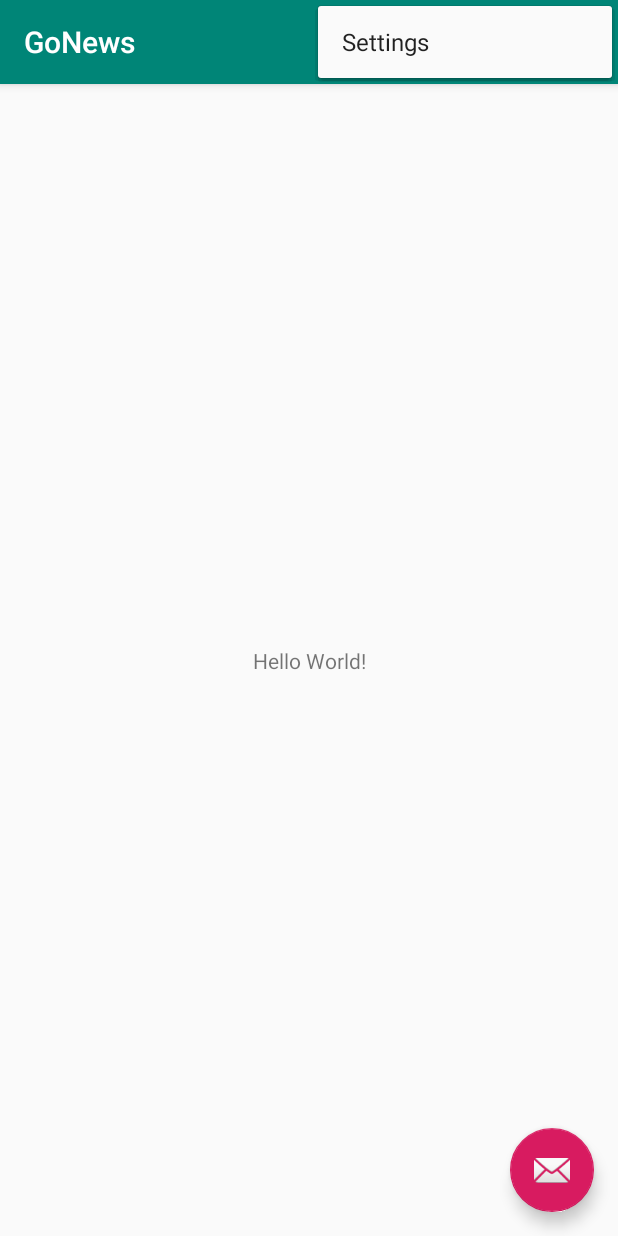
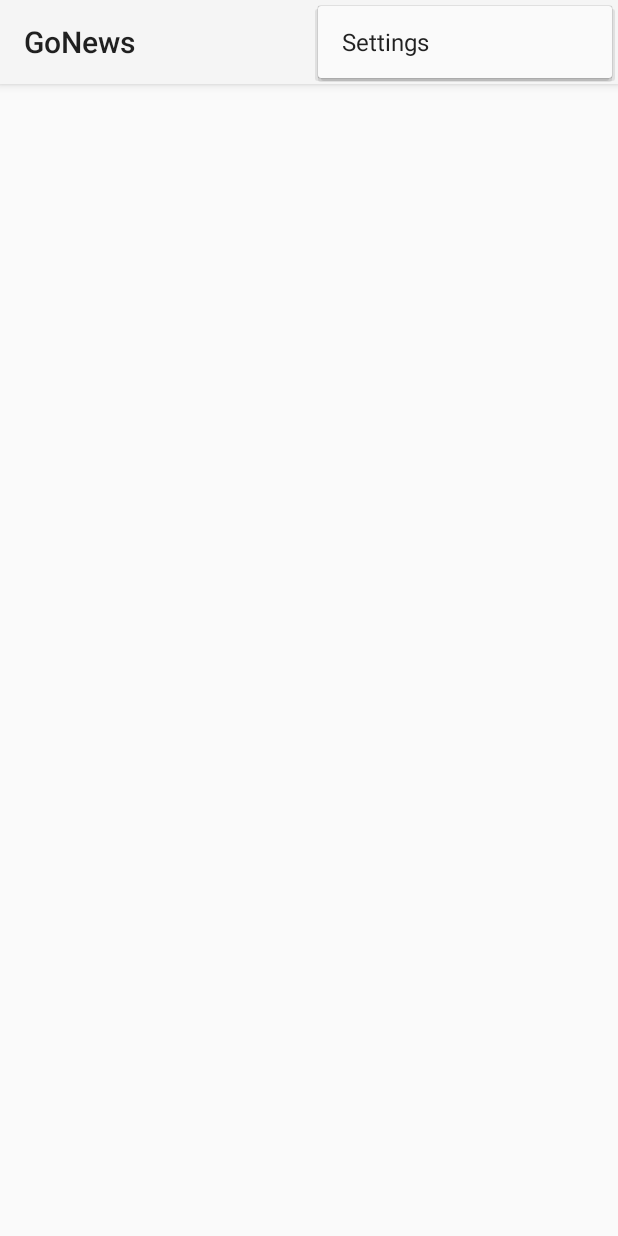
Before and after one commit to bchaitani/Go-News, an Android app: the screen it shows after launch (MainActivity), with the options menu open, on a phone screen of 412 x 824 dp. Run offline under Robolectric (Android 15) with nearby library versions, the light colour scheme and no system bars.

Commit message:
Project Setup and Theme setup

```diff
--- a/app/src/main/AndroidManifest.xml
+++ b/app/src/main/AndroidManifest.xml
@@ -1,5 +1,6 @@
 <?xml version="1.0" encoding="utf-8"?>
 <manifest xmlns:android="http://schemas.android.com/apk/res/android"
+    xmlns:tools="http://schemas.android.com/tools"
     package="com.bassel.gonews">
 
     <application
@@ -8,7 +9,9 @@
         android:label="@string/app_name"
         android:roundIcon="@mipmap/ic_launcher_round"
         android:supportsRtl="true"
-        android:theme="@style/AppTheme">
+        android:theme="@style/AppTheme"
+        tools:ignore="GoogleAppIndexingWarning">
+
         <activity
             android:name=".MainActivity"
             android:label="@string/app_name"
--- a/app/src/main/java/com/bassel/gonews/MainActivity.java
+++ b/app/src/main/java/com/bassel/gonews/MainActivity.java
@@ -18,14 +18,6 @@ public class MainActivity extends AppCompatActivity {
         Toolbar toolbar = findViewById(R.id.toolbar);
         setSupportActionBar(toolbar);
 
-        FloatingActionButton fab = findViewById(R.id.fab);
-        fab.setOnClickListener(new View.OnClickListener() {
-            @Override
-            public void onClick(View view) {
-                Snackbar.make(view, "Replace with your own action", Snackbar.LENGTH_LONG)
-                        .setAction("Action", null).show();
-            }
-        });
     }
 
     @Override
--- a/app/src/main/res/layout/activity_main.xml
+++ b/app/src/main/res/layout/activity_main.xml
@@ -20,14 +20,4 @@
 
     </android.support.design.widget.AppBarLayout>
 
-    <include layout="@layout/content_main" />
-
-    <android.support.design.widget.FloatingActionButton
-        android:id="@+id/fab"
-        android:layout_width="wrap_content"
-        android:layout_height="wrap_content"
-        android:layout_gravity="bottom|end"
-        android:layout_margin="@dimen/fab_margin"
-        app:srcCompat="@android:drawable/ic_dialog_email" />
-
 </android.support.design.widget.CoordinatorLayout>
--- a/app/src/main/res/layout/content_main.xml
+++ /dev/null
@@ -1,20 +0,0 @@
-<?xml version="1.0" encoding="utf-8"?>
-<android.support.constraint.ConstraintLayout xmlns:android="http://schemas.android.com/apk/res/android"
-    xmlns:app="http://schemas.android.com/apk/res-auto"
-    xmlns:tools="http://schemas.android.com/tools"
-    android:layout_width="match_parent"
-    android:layout_height="match_parent"
-    app:layout_behavior="@string/appbar_scrolling_view_behavior"
-    tools:context=".MainActivity"
-    tools:showIn="@layout/activity_main">
-
-    <TextView
-        android:layout_width="wrap_content"
-        android:layout_height="wrap_content"
-        android:text="Hello World!"
-        app:layout_constraintBottom_toBottomOf="parent"
-        app:layout_constraintLeft_toLeftOf="parent"
-        app:layout_constraintRight_toRightOf="parent"
-        app:layout_constraintTop_toTopOf="parent" />
-
-</android.support.constraint.ConstraintLayout>
--- a/app/src/main/res/values/colors.xml
+++ b/app/src/main/res/values/colors.xml
@@ -1,6 +1,8 @@
 <?xml version="1.0" encoding="utf-8"?>
 <resources>
-    <color name="colorPrimary">#008577</color>
-    <color name="colorPrimaryDark">#00574B</color>
-    <color name="colorAccent">#D81B60</color>
+
+    <color name="colorPrimary">#FF432E</color>
+    <color name="colorPrimaryDark">#EF4835</color>
+    <color name="colorAccent">#FFD97D</color>
+
 </resources>
--- a/app/src/main/res/values/styles.xml
+++ b/app/src/main/res/values/styles.xml
@@ -1,20 +1,31 @@
 <resources>
 
-    <!-- Base application theme. -->
-    <style name="AppTheme" parent="Theme.AppCompat.Light.DarkActionBar">
-        <!-- Customize your theme here. -->
-        <item name="colorPrimary">@color/colorPrimary</item>
-        <item name="colorPrimaryDark">@color/colorPrimaryDark</item>
-        <item name="colorAccent">@color/colorAccent</item>
+    <style name="Custom.Widget.Toolbar" parent="Widget.AppCompat.Toolbar">
+
+        <item name="maxButtonHeight">48dp</item>
+        <item name="android:paddingLeft">4dp</item>
+        <item name="android:paddingRight">4dp</item>
+        <item name="contentInsetStart">16dp</item>
+
     </style>
 
-    <style name="AppTheme.NoActionBar">
-        <item name="windowActionBar">false</item>
-        <item name="windowNoTitle">true</item>
+    <style name="Custom.Widget.Toolbar.Button.Navigation" parent="Widget.AppCompat.Toolbar.Button.Navigation">
+        <item name="android:minWidth">48dp</item>
     </style>
 
-    <style name="AppTheme.AppBarOverlay" parent="ThemeOverlay.AppCompat.Dark.ActionBar" />
+    <style name="Custom.Widget.ActionButton.Overflow" parent="Widget.AppCompat.ActionButton.Overflow">
+        <item name="android:paddingLeft">0dp</item>
+        <item name="android:paddingRight">0dp</item>
+    </style>
 
-    <style name="AppTheme.PopupOverlay" parent="ThemeOverlay.AppCompat.Light" />
+    <style name="Custom.Widget.ActionMode" parent="Widget.AppCompat.ActionMode">
+        <item name="android:paddingLeft">4dp</item>
+        <item name="android:paddingRight">4dp</item>
+    </style>
+
+    <style name="Custom.Widget.ActionButton.CloseMode" parent="Widget.AppCompat.ActionButton.CloseMode">
+        <item name="android:layout_marginRight">20dp</item>
+        <item name="android:minWidth">48dp</item>
+    </style>
 
 </resources>
```
Also changed, not shown: app/build.gradle (+31 -11 lines), app/src/main/res/values/themes.xml (added, +42 -0 lines), build.gradle (+8 -0 lines), gradle.properties (+21 -0 lines).
